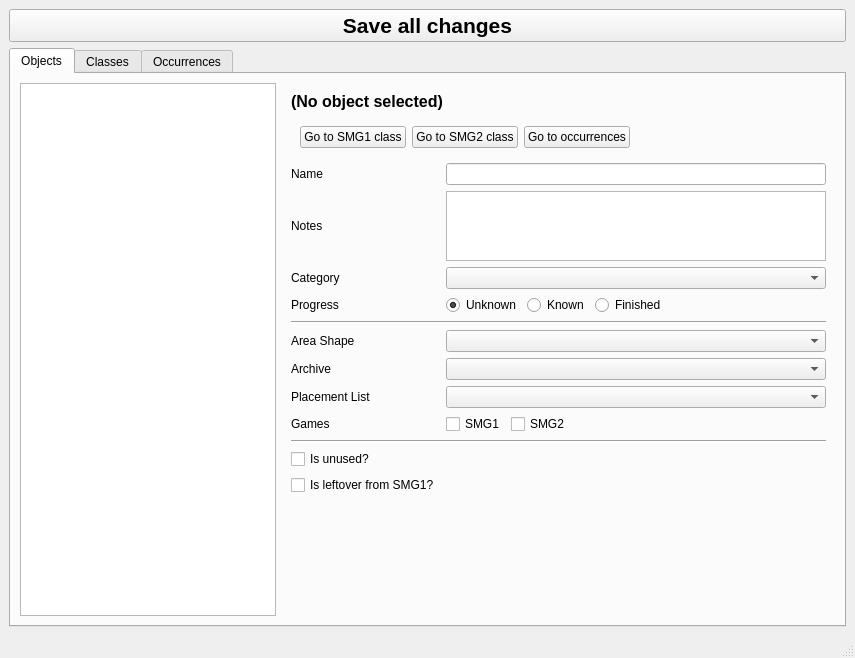
First picture: the form in assets/editor.ui, repository SunakazeKun/galaxydatabase, before the edit.
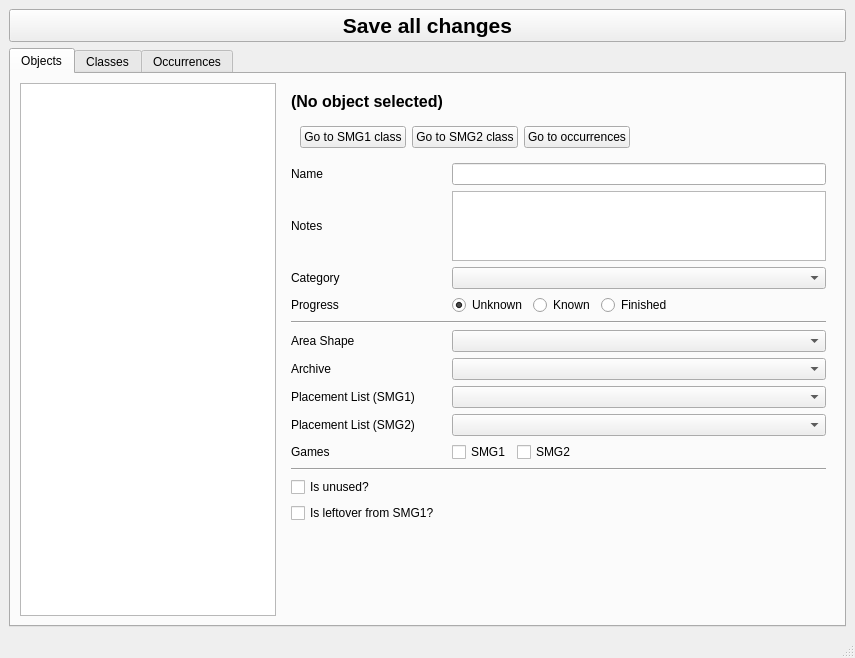
Second picture: the form after the edit.

What changed in the file:
```diff
--- a/assets/editor.ui
+++ b/assets/editor.ui
@@ -1,7 +1,7 @@
 <?xml version="1.0" encoding="UTF-8"?>
 <ui version="4.0">
- <class>MainWindow</class>
- <widget class="QMainWindow" name="MainWindow">
+ <class>main</class>
+ <widget class="QMainWindow" name="main">
   <property name="geometry">
    <rect>
     <x>0</x>
@@ -58,64 +58,7 @@
            <locale language="English" country="UnitedStates"/>
           </property>
           <layout class="QGridLayout" name="gridLayout_8">
-           <item row="11" column="1">
-            <widget class="QWidget" name="widgetObjGames" native="true">
-             <property name="locale">
-              <locale language="English" country="UnitedStates"/>
-             </property>
-             <layout class="QGridLayout" name="gridLayout">
-              <property name="leftMargin">
-               <number>0</number>
-              </property>
-              <property name="topMargin">
-               <number>0</number>
-              </property>
-              <property name="rightMargin">
-               <number>0</number>
-              </property>
-              <property name="bottomMargin">
-               <number>0</number>
-              </property>
-              <item row="0" column="0">
-               <widget class="QCheckBox" name="checkObjSMG1">
-                <property name="locale">
-                 <locale language="English" country="UnitedStates"/>
-                </property>
-                <property name="text">
-                 <string>SMG1</string>
-                </property>
-               </widget>
-              </item>
-              <item row="0" column="1">
-               <widget class="QCheckBox" name="checkObjSMG2">
-                <property name="locale">
-                 <locale language="English" country="UnitedStates"/>
-                </property>
-                <property name="text">
-                 <string>SMG2</string>
-                </property>
-               </widget>
-              </item>
-              <item row="0" column="2">
-               <spacer name="horizontalSpacer">
-                <property name="locale">
-                 <locale language="English" country="UnitedStates"/>
-                </property>
-                <property name="orientation">
-                 <enum>Qt::Horizontal</enum>
-                </property>
-                <property name="sizeHint" stdset="0">
-                 <size>
-                  <width>395</width>
-                  <height>20</height>
-                 </size>
-                </property>
-               </spacer>
-              </item>
-             </layout>
-            </widget>
-           </item>
-           <item row="1" column="0" colspan="2">
+           <item row="1" column="0" colspan="3">
             <widget class="QWidget" name="widget" native="true">
              <property name="locale">
               <locale language="English" country="UnitedStates"/>
@@ -167,7 +110,173 @@
              </layout>
             </widget>
            </item>
-           <item row="8" column="1">
+           <item row="12" column="2">
+            <widget class="QWidget" name="widgetObjGames" native="true">
+             <property name="locale">
+              <locale language="English" country="UnitedStates"/>
+             </property>
+             <layout class="QGridLayout" name="gridLayout">
+              <property name="leftMargin">
+               <number>0</number>
+              </property>
+              <property name="topMargin">
+               <number>0</number>
+              </property>
+              <property name="rightMargin">
+               <number>0</number>
+              </property>
+              <property name="bottomMargin">
+               <number>0</number>
+              </property>
+              <item row="0" column="0">
+               <widget class="QCheckBox" name="checkObjSMG1">
+                <property name="locale">
+                 <locale language="English" country="UnitedStates"/>
+                </property>
+                <property name="text">
+                 <string>SMG1</string>
+                </property>
+               </widget>
+              </item>
+              <item row="0" column="1">
+               <widget class="QCheckBox" name="checkObjSMG2">
+                <property name="locale">
+                 <locale language="English" country="UnitedStates"/>
+                </property>
+                <property name="text">
+                 <string>SMG2</string>
+                </property>
+               </widget>
+              </item>
+              <item row="0" column="2">
+               <spacer name="horizontalSpacer">
+                <property name="locale">
+                 <locale language="English" country="UnitedStates"/>
+                </property>
+                <property name="orientation">
+                 <enum>Qt::Horizontal</enum>
+                </property>
+                <property name="sizeHint" stdset="0">
+                 <size>
+                  <width>395</width>
+                  <height>20</height>
+                 </size>
+                </property>
+               </spacer>
+              </item>
+             </layout>
+            </widget>
+           </item>
+           <item row="5" column="2">
+            <widget class="QWidget" name="widgetObjProgress" native="true">
+             <property name="locale">
+              <locale language="English" country="UnitedStates"/>
+             </property>
+             <layout class="QGridLayout" name="gridLayout_2">
+              <property name="leftMargin">
+               <number>0</number>
+              </property>
+              <property name="topMargin">
+               <number>0</number>
+              </property>
+              <property name="rightMargin">
+               <number>0</number>
+              </property>
+              <property name="bottomMargin">
+               <number>0</number>
+              </property>
+              <item row="0" column="0">
+               <widget class="QRadioButton" name="radioUnknown">
+                <property name="locale">
+                 <locale language="English" country="UnitedStates"/>
+                </property>
+                <property name="text">
+                 <string>Unknown</string>
+                </property>
+                <property name="checked">
+                 <bool>true</bool>
+                </property>
+                <attribute name="buttonGroup">
+                 <string notr="true">progressButtonGroup</string>
+                </attribute>
+               </widget>
+              </item>
+              <item row="0" column="1">
+               <widget class="QRadioButton" name="radioKnown">
+                <property name="locale">
+                 <locale language="English" country="UnitedStates"/>
+                </property>
+                <property name="text">
+                 <string>Known</string>
+                </property>
+                <attribute name="buttonGroup">
+                 <string notr="true">progressButtonGroup</string>
+                </attribute>
+               </widget>
+              </item>
+              <item row="0" column="2">
+               <widget class="QRadioButton" name="radioFinished">
+                <property name="locale">
+                 <locale language="English" country="UnitedStates"/>
+                </property>
+                <property name="text">
+                 <string>Finished</string>
+                </property>
+                <attribute name="buttonGroup">
+                 <string notr="true">progressButtonGroup</string>
+                </attribute>
+               </widget>
+              </item>
+              <item row="0" column="3">
+               <spacer name="horizontalSpacer_2">
+                <property name="locale">
+                 <locale language="English" country="UnitedStates"/>
+                </property>
+                <property name="orientation">
+                 <enum>Qt::Horizontal</enum>
+                </property>
+                <property name="sizeHint" stdset="0">
+                 <size>
+                  <width>305</width>
+                  <height>20</height>
+                 </size>
+                </property>
+               </spacer>
+              </item>
+             </layout>
+            </widget>
+           </item>
+           <item row="5" column="0">
+            <widget class="QLabel" name="labelObjProgress">
+             <property name="locale">
+              <locale language="English" country="UnitedStates"/>
+             </property>
+             <property name="text">
+              <string>Progress</string>
+             </property>
+            </widget>
+           </item>
+           <item row="9" column="2">
+            <widget class="QComboBox" name="comboObjListSMG1"/>
+           </item>
+           <item row="3" column="0">
+            <widget class="QLabel" name="labelObjNotes">
+             <property name="locale">
+              <locale language="English" country="UnitedStates"/>
+             </property>
+             <property name="text">
+              <string>Notes</string>
+             </property>
+            </widget>
+           </item>
+           <item row="9" column="0">
+            <widget class="QLabel" name="labelObjListSMG1">
+             <property name="text">
+              <string>Placement List (SMG1)</string>
+             </property>
+            </widget>
+           </item>
+           <item row="8" column="2">
             <widget class="QComboBox" name="comboObjFile"/>
            </item>
            <item row="8" column="0">
@@ -177,44 +286,7 @@
              </property>
             </widget>
            </item>
-           <item row="9" column="0">
-            <widget class="QLabel" name="labelObjList">
-             <property name="text">
-              <string>Placement List</string>
-             </property>
-            </widget>
-           </item>
-           <item row="9" column="1">
-            <widget class="QComboBox" name="comboObjList"/>
-           </item>
-           <item row="3" column="0">
-            <widget class="QLabel" name="labelObjNotes">
-             <property name="locale">
-              <locale language="English" country="UnitedStates"/>
-             </property>
-             <property name="text">
-              <string>Notes</string>
-             </property>
-            </widget>
-           </item>
-           <item row="0" column="0" colspan="2">
-            <widget class="QLabel" name="labelObjTitle">
-             <property name="font">
-              <font>
-               <pointsize>12</pointsize>
-               <weight>75</weight>
-               <bold>true</bold>
-              </font>
-             </property>
-             <property name="locale">
-              <locale language="English" country="UnitedStates"/>
-             </property>
-             <property name="text">
-              <string>(No object selected)</string>
-             </property>
-            </widget>
-           </item>
-           <item row="11" column="0">
+           <item row="12" column="0">
             <widget class="QLabel" name="labelObjGames">
              <property name="locale">
               <locale language="English" country="UnitedStates"/>
@@ -224,6 +296,13 @@
              </property>
             </widget>
            </item>
+           <item row="4" column="2">
+            <widget class="QComboBox" name="comboObjCategory">
+             <property name="locale">
+              <locale language="English" country="UnitedStates"/>
+             </property>
+            </widget>
+           </item>
            <item row="2" column="0">
             <widget class="QLabel" name="labelObjName">
              <property name="locale">
@@ -234,14 +313,24 @@
              </property>
             </widget>
            </item>
-           <item row="4" column="1">
-            <widget class="QComboBox" name="comboObjCategory">
+           <item row="0" column="0" colspan="3">
+            <widget class="QLabel" name="labelObjTitle">
+             <property name="font">
+              <font>
+               <pointsize>12</pointsize>
+               <weight>75</weight>
+               <bold>true</bold>
+              </font>
+             </property>
              <property name="locale">
               <locale language="English" country="UnitedStates"/>
              </property>
+             <property name="text">
+              <string>(No object selected)</string>
+             </property>
             </widget>
            </item>
-           <item row="15" column="0">
+           <item row="16" column="0">
             <widget class="QCheckBox" name="checkObjIsUnused">
              <property name="locale">
               <locale language="English" country="UnitedStates"/>
@@ -251,21 +340,14 @@
              </property>
             </widget>
            </item>
-           <item row="2" column="1">
-            <widget class="QLineEdit" name="textObjName">
-             <property name="locale">
-              <locale language="English" country="UnitedStates"/>
-             </property>
-            </widget>
-           </item>
-           <item row="3" column="1">
+           <item row="3" column="2">
             <widget class="QTextEdit" name="textObjNotes">
              <property name="locale">
               <locale language="English" country="UnitedStates"/>
              </property>
             </widget>
            </item>
-           <item row="16" column="0">
+           <item row="17" column="0">
             <widget class="QCheckBox" name="checkObjIsLeftover">
              <property name="locale">
               <locale language="English" country="UnitedStates"/>
@@ -285,28 +367,26 @@
              </property>
             </widget>
            </item>
-           <item row="7" column="1">
+           <item row="7" column="2">
             <widget class="QComboBox" name="comboObjAreaShape">
              <property name="locale">
               <locale language="English" country="UnitedStates"/>
              </property>
             </widget>
            </item>
-           <item row="17" column="0">
-            <spacer name="verticalSpacer">
+           <item row="2" column="2">
+            <widget class="QLineEdit" name="textObjName">
              <property name="locale">
               <locale language="English" country="UnitedStates"/>
              </property>
+            </widget>
+           </item>
+           <item row="13" column="0" colspan="3">
+            <widget class="Line" name="line_2">
              <property name="orientation">
-              <enum>Qt::Vertical</enum>
+              <enum>Qt::Horizontal</enum>
              </property>
-             <property name="sizeHint" stdset="0">
-              <size>
-               <width>20</width>
-               <height>240</height>
-              </size>
-             </property>
-            </spacer>
+            </widget>
            </item>
            <item row="4" column="0">
             <widget class="QLabel" name="labelObjCategory">
@@ -318,108 +398,38 @@
              </property>
             </widget>
            </item>
-           <item row="12" column="0" colspan="2">
-            <widget class="Line" name="line_2">
-             <property name="orientation">
-              <enum>Qt::Horizontal</enum>
-             </property>
-            </widget>
-           </item>
-           <item row="6" column="0" colspan="2">
+           <item row="6" column="0" colspan="3">
             <widget class="Line" name="line">
              <property name="orientation">
               <enum>Qt::Horizontal</enum>
              </property>
             </widget>
            </item>
-           <item row="5" column="0">
-            <widget class="QLabel" name="labelObjProgress">
+           <item row="18" column="0">
+            <spacer name="verticalSpacer">
              <property name="locale">
               <locale language="English" country="UnitedStates"/>
              </property>
+             <property name="orientation">
+              <enum>Qt::Vertical</enum>
+             </property>
+             <property name="sizeHint" stdset="0">
+              <size>
+               <width>20</width>
+               <height>240</height>
+              </size>
+             </property>
+            </spacer>
+           </item>
+           <item row="10" column="0">
+            <widget class="QLabel" name="labelObjListSMG2">
              <property name="text">
-              <string>Progress</string>
+              <string>Placement List (SMG2)</string>
              </property>
             </widget>
            </item>
-           <item row="5" column="1">
-            <widget class="QWidget" name="widgetObjProgress" native="true">
-             <property name="locale">
-              <locale language="English" country="UnitedStates"/>
-             </property>
-             <layout class="QGridLayout" name="gridLayout_2">
-              <property name="leftMargin">
-               <number>0</number>
-              </property>
-              <property name="topMargin">
-               <number>0</number>
-              </property>
-              <property name="rightMargin">
-               <number>0</number>
-              </property>
-              <property name="bottomMargin">
-               <number>0</number>
-              </property>
-              <item row="0" column="0">
-               <widget class="QRadioButton" name="radioUnknown">
-                <property name="locale">
-                 <locale language="English" country="UnitedStates"/>
-                </property>
-                <property name="text">
-                 <string>Unknown</string>
-                </property>
-                <property name="checked">
-                 <bool>true</bool>
-                </property>
-                <attribute name="buttonGroup">
-                 <string notr="true">progressButtonGroup</string>
-                </attribute>
-               </widget>
-              </item>
-              <item row="0" column="1">
-               <widget class="QRadioButton" name="radioKnown">
-                <property name="locale">
-                 <locale language="English" country="UnitedStates"/>
-                </property>
-                <property name="text">
-                 <string>Known</string>
-                </property>
-                <attribute name="buttonGroup">
-                 <string notr="true">progressButtonGroup</string>
-                </attribute>
-               </widget>
-              </item>
-              <item row="0" column="2">
-               <widget class="QRadioButton" name="radioFinished">
-                <property name="locale">
-                 <locale language="English" country="UnitedStates"/>
-                </property>
-                <property name="text">
-                 <string>Finished</string>
-                </property>
-                <attribute name="buttonGroup">
-                 <string notr="true">progressButtonGroup</string>
-                </attribute>
-               </widget>
-              </item>
-              <item row="0" column="3">
-               <spacer name="horizontalSpacer_2">
-                <property name="locale">
-                 <locale language="English" country="UnitedStates"/>
-                </property>
-                <property name="orientation">
-                 <enum>Qt::Horizontal</enum>
-                </property>
-                <property name="sizeHint" stdset="0">
-                 <size>
-                  <width>305</width>
-                  <height>20</height>
-                 </size>
-                </property>
-               </spacer>
-              </item>
-             </layout>
-            </widget>
+           <item row="10" column="2">
+            <widget class="QComboBox" name="comboObjListSMG2"/>
            </item>
           </layout>
          </widget>
```
Left out of the diff: 2 changed lines with no effect on the pictures.
